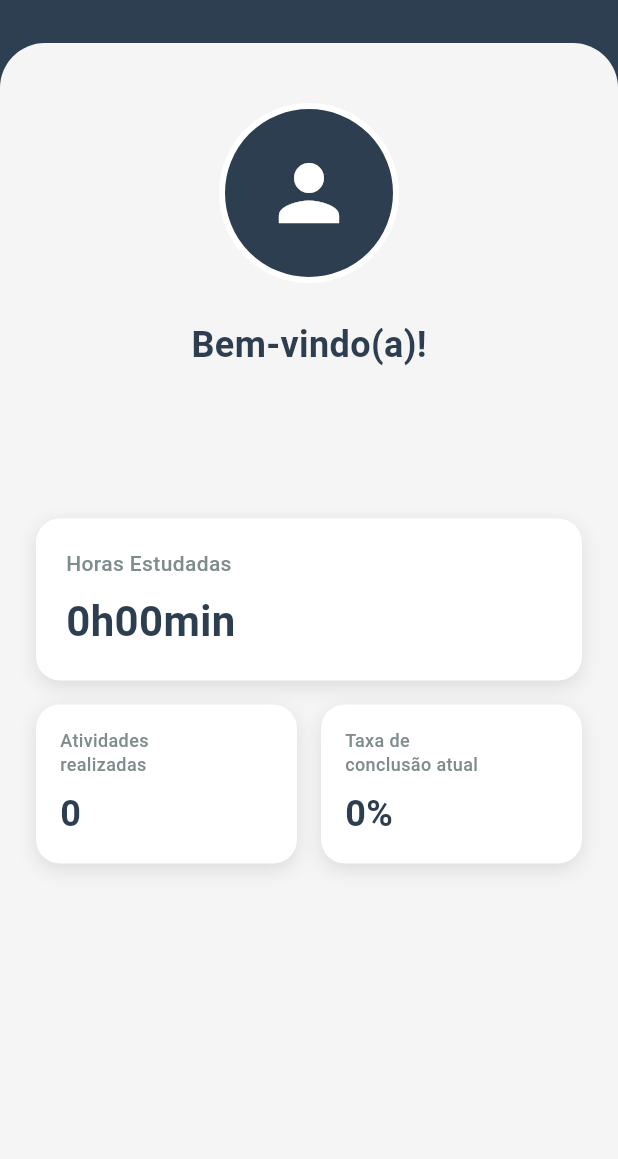
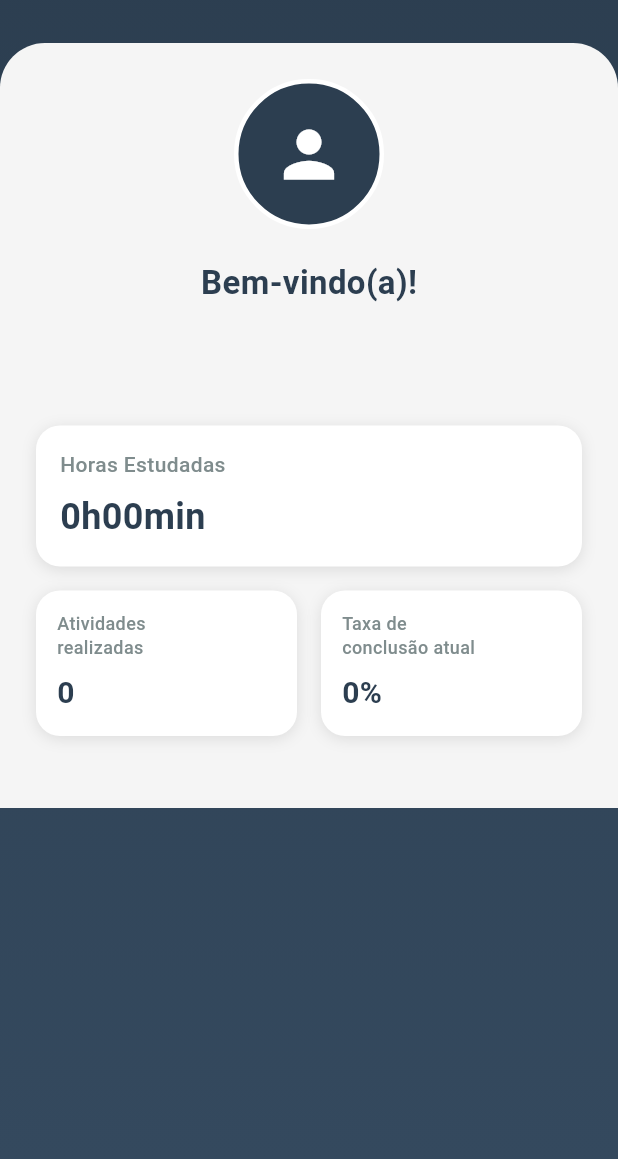
Before and after one commit to MarcelyMelo/DSI_grupo05_2025.1, a Flutter app: the ProfileScreen screen opened by its route, on a phone screen of 412 x 824 dp, the part 77-1236 px from its top. Run offline on Flutter 3.47's test engine with Material 3 defaults, Android fonts, the phone set to English and light mode, and no system bars; our stand-ins replace cloud_firestore, firebase_auth, firebase_core, flutter_colorpicker, flutter_map, geolocator and 4 more; accounts and stored records are empty.

Commit message:
fix: Ajeitei o tamanho da tela para nao ocorrer sobreposição

```diff
--- a/lib/screens/profile_screen.dart
+++ b/lib/screens/profile_screen.dart
@@ -132,14 +132,14 @@ class _ProfileScreenState extends State<ProfileScreen> {
         final imageBytes = _user!.imageBytes;
         if (imageBytes != null) {
           return Container(
-            width: 120,
-            height: 120,
+            width: 100,
+            height: 100,
             decoration: BoxDecoration(
               color: const Color(0xFF2C3E50),
               shape: BoxShape.circle,
               border: Border.all(
                 color: Colors.white,
-                width: 4,
+                width: 3,
               ),
             ),
             child: ClipOval(
@@ -150,7 +150,7 @@ class _ProfileScreenState extends State<ProfileScreen> {
                   print('Erro ao carregar imagem base64: $error');
                   return const Icon(
                     Icons.person,
-                    size: 60,
+                    size: 50,
                     color: Colors.white,
                   );
                 },
@@ -161,14 +161,14 @@ class _ProfileScreenState extends State<ProfileScreen> {
       } else if (_user!.hasExternalImage) {
         // Display external URL image from Firestore
         return Container(
-          width: 120,
-          height: 120,
+          width: 100,
+          height: 100,
           decoration: BoxDecoration(
             color: const Color(0xFF2C3E50),
             shape: BoxShape.circle,
             border: Border.all(
               color: Colors.white,
-              width: 4,
+              width: 3,
             ),
           ),
           child: ClipOval(
@@ -188,7 +188,7 @@ class _ProfileScreenState extends State<ProfileScreen> {
                 print('Erro ao carregar imagem externa: $error');
                 return const Icon(
                   Icons.person,
-                  size: 60,
+                  size: 50,
                   color: Colors.white,
                 );
               },
@@ -201,14 +201,14 @@ class _ProfileScreenState extends State<ProfileScreen> {
     // Fallback to Firebase Auth photo if no Firestore image
     if (_firebaseUser?.photoURL != null) {
       return Container(
-        width: 120,
-        height: 120,
+        width: 100,
+        height: 100,
         decoration: BoxDecoration(
           color: const Color(0xFF2C3E50),
           shape: BoxShape.circle,
           border: Border.all(
             color: Colors.white,
-            width: 4,
+            width: 3,
           ),
         ),
         child: ClipOval(
@@ -228,7 +228,7 @@ class _ProfileScreenState extends State<ProfileScreen> {
               print('Erro ao carregar foto do Firebase Auth: $error');
               return const Icon(
                 Icons.person,
-                size: 60,
+                size: 50,
                 color: Colors.white,
               );
             },
@@ -239,19 +239,19 @@ class _ProfileScreenState extends State<ProfileScreen> {
 
     // Default avatar if no image is available
     return Container(
-      width: 120,
-      height: 120,
+      width: 100,
+      height: 100,
       decoration: BoxDecoration(
         color: const Color(0xFF2C3E50),
         shape: BoxShape.circle,
         border: Border.all(
           color: Colors.white,
-          width: 4,
+          width: 3,
         ),
       ),
       child: const Icon(
         Icons.person,
-        size: 60,
+        size: 50,
         color: Colors.white,
       ),
     );
@@ -349,7 +349,8 @@ class _ProfileScreenState extends State<ProfileScreen> {
           ),
         ),
 
-        Expanded(
+        // MAIN CHANGE: Use Flexible instead of Expanded and SingleChildScrollView
+        Flexible(
           child: Container(
             decoration: const BoxDecoration(
               color: Color(0xFFF5F5F5),
@@ -358,20 +359,21 @@ class _ProfileScreenState extends State<ProfileScreen> {
                 topRight: Radius.circular(30),
               ),
             ),
+            child: SingleChildScrollView(
+              padding: const EdgeInsets.symmetric(vertical: 24),
               child: Column(
+                mainAxisSize: MainAxisSize.min,
                 children: [
-                const SizedBox(height: 40),
-
-                // Profile Avatar - Updated to use the new method
+                  // Profile Avatar - Made smaller to save space
                   _buildProfileImage(),
 
-                const SizedBox(height: 24),
+                  const SizedBox(height: 20),
 
                   // Welcome text
                   const Text(
                     'Bem-vindo(a)!',
                     style: TextStyle(
-                    fontSize: 24,
+                      fontSize: 22,
                       fontWeight: FontWeight.bold,
                       color: Color(0xFF2C3E50),
                     ),
@@ -383,7 +385,7 @@ class _ProfileScreenState extends State<ProfileScreen> {
                   Text(
                     _user?.name ?? _firebaseUser?.displayName ?? 'Usuário',
                     style: const TextStyle(
-                    fontSize: 18,
+                      fontSize: 16,
                       color: Color(0xFF7F8C8D),
                       fontWeight: FontWeight.w500,
                     ),
@@ -399,7 +401,7 @@ class _ProfileScreenState extends State<ProfileScreen> {
                     ),
                   ),
 
-                const SizedBox(height: 40),
+                  const SizedBox(height: 24),
 
                   // Stats section
                   Padding(
@@ -409,15 +411,15 @@ class _ProfileScreenState extends State<ProfileScreen> {
                         // Study hours card
                         Container(
                           width: double.infinity,
-                        padding: const EdgeInsets.all(20),
+                          padding: const EdgeInsets.all(16),
                           decoration: BoxDecoration(
                             color: Colors.white,
                             borderRadius: BorderRadius.circular(16),
                             boxShadow: [
                               BoxShadow(
                                 color: Colors.black.withOpacity(0.1),
-                              blurRadius: 10,
-                              offset: const Offset(0, 4),
+                                blurRadius: 8,
+                                offset: const Offset(0, 2),
                               ),
                             ],
                           ),
@@ -436,7 +438,7 @@ class _ProfileScreenState extends State<ProfileScreen> {
                               Text(
                                 _user?.getFormattedStudyTime() ?? '0h00min',
                                 style: const TextStyle(
-                                fontSize: 28,
+                                  fontSize: 24,
                                   fontWeight: FontWeight.bold,
                                   color: Color(0xFF2C3E50),
                                 ),
@@ -453,15 +455,15 @@ class _ProfileScreenState extends State<ProfileScreen> {
                             // Activities completed
                             Expanded(
                               child: Container(
-                              padding: const EdgeInsets.all(16),
+                                padding: const EdgeInsets.all(14),
                                 decoration: BoxDecoration(
                                   color: Colors.white,
                                   borderRadius: BorderRadius.circular(16),
                                   boxShadow: [
                                     BoxShadow(
                                       color: Colors.black.withOpacity(0.1),
-                                    blurRadius: 10,
-                                    offset: const Offset(0, 4),
+                                      blurRadius: 8,
+                                      offset: const Offset(0, 2),
                                     ),
                                   ],
                                 ),
@@ -481,7 +483,7 @@ class _ProfileScreenState extends State<ProfileScreen> {
                                     Text(
                                       '${_user?.completedActivities ?? 0}',
                                       style: const TextStyle(
-                                      fontSize: 24,
+                                        fontSize: 20,
                                         fontWeight: FontWeight.bold,
                                         color: Color(0xFF2C3E50),
                                       ),
@@ -496,15 +498,15 @@ class _ProfileScreenState extends State<ProfileScreen> {
                             // Completion rate
                             Expanded(
                               child: Container(
-                              padding: const EdgeInsets.all(16),
+                                padding: const EdgeInsets.all(14),
                                 decoration: BoxDecoration(
                                   color: Colors.white,
                                   borderRadius: BorderRadius.circular(16),
                                   boxShadow: [
                                     BoxShadow(
                                       color: Colors.black.withOpacity(0.1),
-                                    blurRadius: 10,
-                                    offset: const Offset(0, 4),
+                                      blurRadius: 8,
+                                      offset: const Offset(0, 2),
                                     ),
                                   ],
                                 ),
@@ -524,7 +526,7 @@ class _ProfileScreenState extends State<ProfileScreen> {
                                     Text(
                                       '${_user?.completionRate ?? 0}%',
                                       style: const TextStyle(
-                                      fontSize: 24,
+                                        fontSize: 20,
                                         fontWeight: FontWeight.bold,
                                         color: Color(0xFF2C3E50),
                                       ),
@@ -539,8 +541,10 @@ class _ProfileScreenState extends State<ProfileScreen> {
                     ),
                   ),
 
-                const Spacer(),
+                  // Add bottom padding to ensure content doesn't touch the bottom
+                  const SizedBox(height: 24),
                 ],
+              ),
             ),
           ),
         ),
```
Lines whose indentation alone changed are shown as unchanged.
